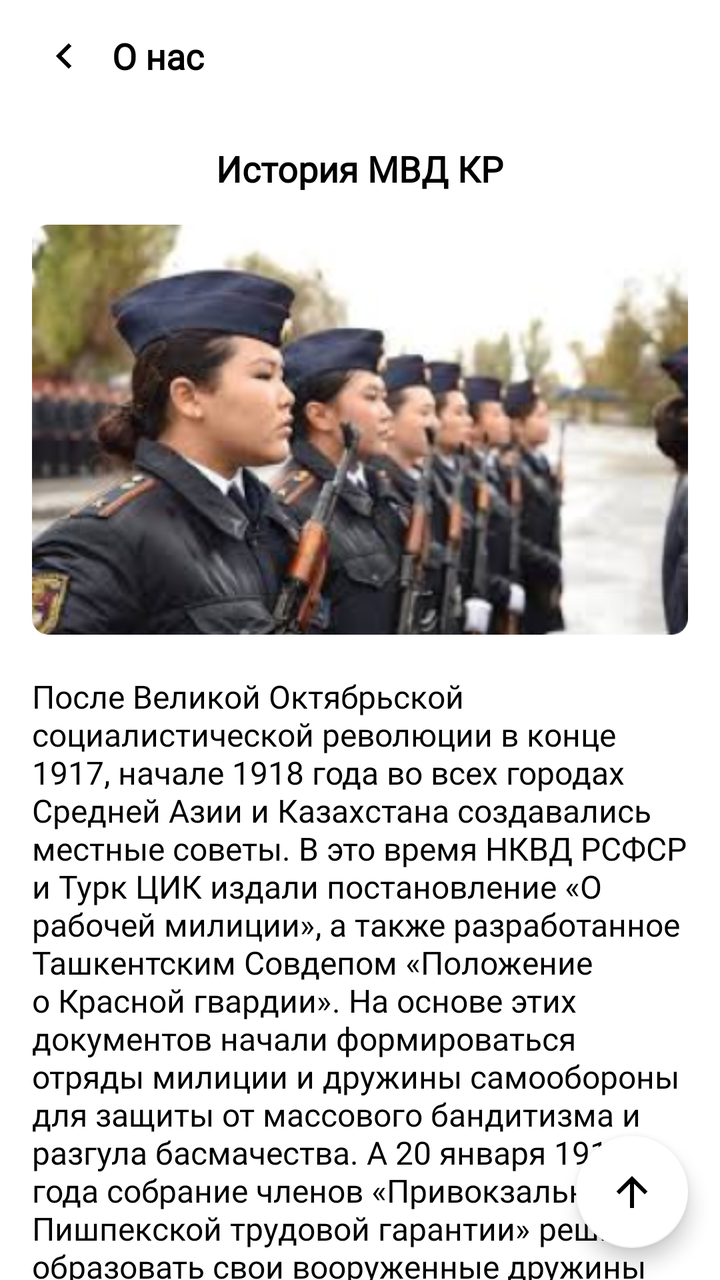
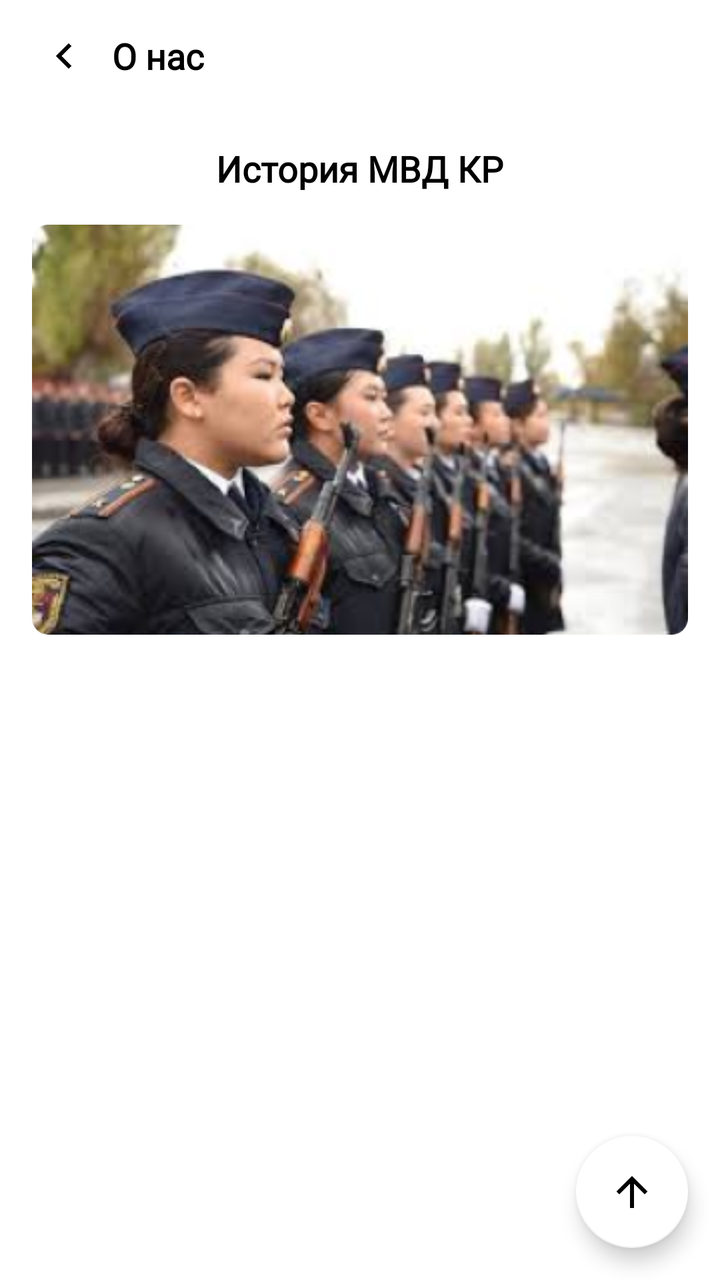

An Android layout rendered at two revisions. The XML below is the earlier revision; the diff shows what the commit changed to produce the second picture.
<!-- AndroidManifest.xml: application theme Theme.GEEKS_PRO_MVD -->
<!-- res/layout/fragment_history_m_v_d_k_r.xml -->
<?xml version="1.0" encoding="utf-8"?>
<androidx.coordinatorlayout.widget.CoordinatorLayout xmlns:android="http://schemas.android.com/apk/res/android"
    xmlns:app="http://schemas.android.com/apk/res-auto"
    xmlns:tools="http://schemas.android.com/tools"
    android:layout_width="match_parent"
    android:layout_height="match_parent"
    tools:context=".presentation.ui.fragments.menu.aboutus.AboutUsFragment">

    <com.google.android.material.appbar.AppBarLayout
        android:layout_width="match_parent"
        android:layout_height="?attr/actionBarSize"
        android:background="@color/white"
        android:orientation="vertical"
        app:elevation="0dp">

        <FrameLayout
            android:id="@+id/fAboutUsToolbar"
            android:layout_width="match_parent"
            android:layout_height="wrap_content"
            android:layout_marginStart="16dp"
            android:layout_marginTop="12dp"
            android:layout_marginEnd="16dp"
            app:layout_scrollFlags="scroll|enterAlways">

            <ImageView
                android:id="@+id/btn_back"
                android:layout_width="32dp"
                android:layout_height="32dp"
                android:background="?attr/selectableItemBackgroundBorderless"
                android:padding="4dp"
                android:src="@drawable/arrow_left"
                tools:ignore="ContentDescription" />

            <TextView
                android:layout_width="wrap_content"
                android:layout_height="wrap_content"
                android:layout_gravity="center_vertical"
                android:layout_marginStart="40dp"
                android:fontFamily="@font/roboto_bold"
                android:text="О нас"
                android:textColor="@color/black"
                android:textSize="18sp"
                android:textStyle="bold" />

        </FrameLayout>

    </com.google.android.material.appbar.AppBarLayout>

    <androidx.core.widget.NestedScrollView
        android:id="@+id/nested_sv"
        android:layout_width="match_parent"
        android:layout_height="match_parent"
        app:layout_behavior="com.google.android.material.appbar.AppBarLayout$ScrollingViewBehavior">

        <LinearLayout
            android:layout_width="match_parent"
            android:layout_height="wrap_content"
            android:orientation="vertical"
            android:paddingBottom="24dp">

            <TextView
                android:layout_width="wrap_content"
                android:layout_height="wrap_content"
                android:layout_gravity="center_horizontal"
                android:layout_marginTop="16dp"
                android:layout_marginBottom="16dp"
                android:fontFamily="@font/roboto"
                android:text="История МВД КР"
                android:textColor="@color/black"
                android:textSize="18sp"
                android:textStyle="bold" />

            <ImageView
                android:layout_width="match_parent"
                android:layout_height="wrap_content"
                android:layout_marginHorizontal="16dp"
                android:background="@drawable/rounded_corners"
                android:clipToOutline="true"
                android:scaleType="centerCrop"
                android:src="@drawable/about_as"
                tools:ignore="ContentDescription,UnusedAttribute" />

            <TextView
                android:id="@+id/tv_info"
                android:layout_width="match_parent"
                android:layout_height="wrap_content"
                android:layout_marginHorizontal="16dp"
                android:layout_marginTop="20dp"
                android:fontFamily="@font/roboto"
                android:text="@string/_1917_1918_20_1918_20_1918_200_1918_11_49_1919_1918_1920_21_27_3_1919_1_3_1_5_21_1919_25_1918_1920_1919_40_191_3_1919"
                android:textColor="@color/black"
                android:textSize="16sp" />

        </LinearLayout>

    </androidx.core.widget.NestedScrollView>

    <com.google.android.material.floatingactionbutton.FloatingActionButton
        android:id="@+id/up_btn"
        android:layout_width="wrap_content"
        android:layout_height="wrap_content"
        android:layout_gravity="bottom|end"
        android:layout_marginEnd="16dp"
        android:layout_marginBottom="16dp"
        android:elevation="6dp"
        android:src="@drawable/arrow_up"
        app:backgroundTint="@color/white"
        app:layout_behavior="com.google.android.material.behavior.HideBottomViewOnScrollBehavior" />

</androidx.coordinatorlayout.widget.CoordinatorLayout>
<!-- resources referenced by this layout -->
<resources>
  <string name="_1917_1918_20_1918_20_1918_200_1918_11_49_1919_1918_1920_21_27_3_1919_1_3_1_5_21_1919_25_1918_1920_1919_40_191_3_1919">После Великой Октябрьской социалистической революции в конце 1917, начале 1918 года во всех городах Средней Азии и Казахстана создавались местные советы. В это время НКВД РСФСР и Турк ЦИК издали постановление «О рабочей милиции», а также разработанное Ташкентским Совдепом «Положение о Красной гвардии». На основе этих документов начали формироваться отряды милиции и дружины самообороны для защиты от массового бандитизма и разгула басмачества. А 20 января 1918 года собрание членов «Привокзальной Пишпекской трудовой гарантии» решило образовать свои вооруженные дружины для охраны, сохранения достояния общины и общественной безопасности граждан. Первая дружина с­­остояла из 20 человек, у каждого из них имелась винтовка. В Пишкекском уезде был сформирован красногвардейский отряд, которым командовал А. Гончаров. Местный Совет начал записывать в Красную гвардию, одновременно выполнявшую милицейские функции. К началу марта 1918 года здесь уже был сформирован отряд численностью 200 сотрудников, который оказал большую помощь в становлении и упрочении Советской власти в южных районах Семиреченской области. В то же время был создан красногвардейский отряд и в Токмаке. А всего на территории Туркестанского края, куда входил Кыргызстан, к середине 1918 года в Красной гвардии и отрядах самообороны насчитывалось 11 тысяч человек – внушительная сила. В первые годы отряды Красной гвардии вели активную борьбу с голодом и разрухой, с басмачами и прочими контрреволюционными силами. Вопросами формирования милиции, Красной гвардии, отрядов самообороны руководили административные отделы Советов народных депутатов. Милиция делилась на городскую и губернскую. Низовым звеном аппарата милиции являлся участок во главе с участковым начальником, в подчинении которого старшие и рядовые милиционеры. В это время шел процесс организационного становления форм и методов работы милиции. Часто менялась структура, обязанности, подчиненность, и эта неразбериха мешала успешной борьбе преступностью. Параллельно в городах с населением свыше 49 тысяч жителей шло формирование аппаратов уголовного розыска, которые на первых порах (до 1919 года) существовали самостоятельно и подчинялись Главному управлению милиции и АдмО местных Советов. Первым начальником Пишпекского уездного Отдела уголовного розыска был Имаш Кабеков. Сформированные к концу 1918 года отделения уголовного розыска в Пишпекском, Токмакском, Пржевальском и Нарынском уездах сначала действовали не только в городах, но и в сельской местности. Они сосредоточили свои усилия на борьбу с бандитизмом, кражами государственного имущества, басмачеством, скотокрадством и контрреволюцией. Штаты уголовного розыска и милиции в целом были малочисленными. Например, в отделе уголовного розыска Ошского уезда в начале 1920 года было всего 21 сотрудник, в Пишпеке – 27 человек. Помощь кадрами и методическими пособиями угрозыску Кыргызстана оказывал центррозыск НКВД РСФСР, осуществлявший общее руководство ОУР на местах. В период иностранной интервенции и гражданской войны советская рабоче-крестьянская милиция являлась исполнительным вооруженным органом Советов рабочих, солдатских и крестьянских депутатов и свою работу подчинила укреплению советского государства и правопорядка. Совместно с органами ВЧК милиция подавляла антисоветские контрреволюционные мятежи, боролась с хищениями государственного имущества, спекуляцией. В ожесточенной борьбе с бандитскими шайками в эти годы погибли сотни сотрудников милиции и уголовного розыска Кыргызстана. Среди них были первые начальники милиции Балтыходжа Султанов, Атажан Сулейманов и Газыбай Козубаев. С укреплением советской власти продолжался и процесс становления милиции. Так 3 апреля 1919 года Совет народных комиссаров РСФСР издал декрет «О советской рабоче-крестьянской милиции», по которому сотрудники милиции не подлежали призыву в Красную армию и считались прикомандированными к управлениям исполкомов Советов. На НКВД возлагалась обязанность держать в действующей армии 1/3 милиционеров и 1/5 командного состава милиции. В милиции вводилась военная дисциплина и обязательное обучение военному делу. Кроме уездно-городской милиции для обеспечения правопорядка в стране были организованы специализированные виды милиции. Так, 21 февраля 1919 года ВЦИК издал постановление «Об организации железнодорожной милиции и железнодорожной охраны», 25 июля 1918 года Совет народных комиссаров принял декрет «Об учреждении речной милиции». в конце 1920 года по решению Совета Труда и Обороны вся железнодорожная и речная милиция перешли в распоряжение командующего внутренними войсками республики. Осенью 1919 года НКВД принял решение организовать промышленную милицию для борьбы с хищениями государственной собственности и активизации борьбы с преступностью. Были осуществлены меры по объединению органов ВЧК и милиции, произошло частичное объединение аппарата уголовного розыска и транспортных ЧК, разрешалось открывать отделения уголовного розыска в городах с населением менее 40 тысяч человек. Угрозыску приходилось проводить предварительное следствие по большинству дел. В те годы впервые в органах милиции создаются научно-технические подразделения. В феврале 191 года коллегия НКВД утвердила смету на образование кабинета судебной экспертизы, регистрационного и дактилоскопического бюро и музея. Созданный при Центророзыске кабинет судебной экспертизы был первым научно-техническим подразделением НКВД, Наркомюста и Наркомздрава. 3 апреля 1919 года Совнарком РСФСР принял декрет «О советской рабоче-крестьянской милиции», который изменил положение о милиции и создал условия для повышения ее боеспособности, укрепления ее кадров. Декретом предусматривался перевод всех видов милиции на государственный счет. Кроме этого, милиционеры и командный состав должны были в качестве армейского резерва оставаться на своих местах, прикомандированные к исполкомам местных Советов.</string>
  <!-- unchanged entries left out for length: 10 -->
</resources>

<!-- the commit's change to res/layout/fragment_history_m_v_d_k_r.xml (unified diff, before → after) -->
@@ -87,7 +87,7 @@
                 android:layout_marginHorizontal="16dp"
                 android:layout_marginTop="20dp"
                 android:fontFamily="@font/roboto"
-                android:text="@string/_1917_1918_20_1918_20_1918_200_1918_11_49_1919_1918_1920_21_27_3_1919_1_3_1_5_21_1919_25_1918_1920_1919_40_191_3_1919"
+                android:text=""
                 android:textColor="@color/black"
                 android:textSize="16sp" />
 
@@ -107,4 +107,30 @@
         app:backgroundTint="@color/white"
         app:layout_behavior="com.google.android.material.behavior.HideBottomViewOnScrollBehavior" />
 
+    <FrameLayout
+        android:id="@+id/fNotifProgressBar"
+        android:layout_width="match_parent"
+        android:layout_height="match_parent"
+        android:layout_marginTop="?attr/actionBarSize"
+        android:visibility="gone">
+
+        <include layout="@layout/progress_bar" />
+
+    </FrameLayout>
+
 </androidx.coordinatorlayout.widget.CoordinatorLayout>
+<!-- res/layout/progress_bar.xml (included above) -->
+<?xml version="1.0" encoding="utf-8"?>
+<FrameLayout xmlns:android="http://schemas.android.com/apk/res/android"
+    android:layout_width="match_parent"
+    android:layout_height="match_parent"
+    android:background="@color/white">
+
+    <ProgressBar
+        android:layout_width="60dp"
+        android:layout_height="60dp"
+        android:layout_gravity="center"
+        android:layout_marginBottom="50dp"
+        android:theme="@style/progressBarBlue" />
+
+</FrameLayout>
<!-- resource entries referenced after the edit -->
@@ -1,6 +1,8 @@
 <!-- resources referenced by this layout -->
 <resources>
-  <string name="_1917_1918_20_1918_20_1918_200_1918_11_49_1919_1918_1920_21_27_3_1919_1_3_1_5_21_1919_25_1918_1920_1919_40_191_3_1919">После Великой Октябрьской социалистической революции в конце 1917, начале 1918 года во всех городах Средней Азии и Казахстана создавались местные советы. В это время НКВД РСФСР и Турк ЦИК издали постановление «О рабочей милиции», а также разработанное Ташкентским Совдепом «Положение о Красной гвардии». На основе этих документов начали формироваться отряды милиции и дружины самообороны для защиты от массового бандитизма и разгула басмачества. А 20 января 1918 года собрание членов «Привокзальной Пишпекской трудовой гарантии» решило образовать свои вооруженные дружины для охраны, сохранения достояния общины и общественной безопасности граждан. Первая дружина с­­остояла из 20 человек, у каждого из них имелась винтовка. В Пишкекском уезде был сформирован красногвардейский отряд, которым командовал А. Гончаров. Местный Совет начал записывать в Красную гвардию, одновременно выполнявшую милицейские функции. К началу марта 1918 года здесь уже был сформирован отряд численностью 200 сотрудников, который оказал большую помощь в становлении и упрочении Советской власти в южных районах Семиреченской области. В то же время был создан красногвардейский отряд и в Токмаке. А всего на территории Туркестанского края, куда входил Кыргызстан, к середине 1918 года в Красной гвардии и отрядах самообороны насчитывалось 11 тысяч человек – внушительная сила. В первые годы отряды Красной гвардии вели активную борьбу с голодом и разрухой, с басмачами и прочими контрреволюционными силами. Вопросами формирования милиции, Красной гвардии, отрядов самообороны руководили административные отделы Советов народных депутатов. Милиция делилась на городскую и губернскую. Низовым звеном аппарата милиции являлся участок во главе с участковым начальником, в подчинении которого старшие и рядовые милиционеры. В это время шел процесс организационного становления форм и методов работы милиции. Часто менялась структура, обязанности, подчиненность, и эта неразбериха мешала успешной борьбе преступностью. Параллельно в городах с населением свыше 49 тысяч жителей шло формирование аппаратов уголовного розыска, которые на первых порах (до 1919 года) существовали самостоятельно и подчинялись Главному управлению милиции и АдмО местных Советов. Первым начальником Пишпекского уездного Отдела уголовного розыска был Имаш Кабеков. Сформированные к концу 1918 года отделения уголовного розыска в Пишпекском, Токмакском, Пржевальском и Нарынском уездах сначала действовали не только в городах, но и в сельской местности. Они сосредоточили свои усилия на борьбу с бандитизмом, кражами государственного имущества, басмачеством, скотокрадством и контрреволюцией. Штаты уголовного розыска и милиции в целом были малочисленными. Например, в отделе уголовного розыска Ошского уезда в начале 1920 года было всего 21 сотрудник, в Пишпеке – 27 человек. Помощь кадрами и методическими пособиями угрозыску Кыргызстана оказывал центррозыск НКВД РСФСР, осуществлявший общее руководство ОУР на местах. В период иностранной интервенции и гражданской войны советская рабоче-крестьянская милиция являлась исполнительным вооруженным органом Советов рабочих, солдатских и крестьянских депутатов и свою работу подчинила укреплению советского государства и правопорядка. Совместно с органами ВЧК милиция подавляла антисоветские контрреволюционные мятежи, боролась с хищениями государственного имущества, спекуляцией. В ожесточенной борьбе с бандитскими шайками в эти годы погибли сотни сотрудников милиции и уголовного розыска Кыргызстана. Среди них были первые начальники милиции Балтыходжа Султанов, Атажан Сулейманов и Газыбай Козубаев. С укреплением советской власти продолжался и процесс становления милиции. Так 3 апреля 1919 года Совет народных комиссаров РСФСР издал декрет «О советской рабоче-крестьянской милиции», по которому сотрудники милиции не подлежали призыву в Красную армию и считались прикомандированными к управлениям исполкомов Советов. На НКВД возлагалась обязанность держать в действующей армии 1/3 милиционеров и 1/5 командного состава милиции. В милиции вводилась военная дисциплина и обязательное обучение военному делу. Кроме уездно-городской милиции для обеспечения правопорядка в стране были организованы специализированные виды милиции. Так, 21 февраля 1919 года ВЦИК издал постановление «Об организации железнодорожной милиции и железнодорожной охраны», 25 июля 1918 года Совет народных комиссаров принял декрет «Об учреждении речной милиции». в конце 1920 года по решению Совета Труда и Обороны вся железнодорожная и речная милиция перешли в распоряжение командующего внутренними войсками республики. Осенью 1919 года НКВД принял решение организовать промышленную милицию для борьбы с хищениями государственной собственности и активизации борьбы с преступностью. Были осуществлены меры по объединению органов ВЧК и милиции, произошло частичное объединение аппарата уголовного розыска и транспортных ЧК, разрешалось открывать отделения уголовного розыска в городах с населением менее 40 тысяч человек. Угрозыску приходилось проводить предварительное следствие по большинству дел. В те годы впервые в органах милиции создаются научно-технические подразделения. В феврале 191 года коллегия НКВД утвердила смету на образование кабинета судебной экспертизы, регистрационного и дактилоскопического бюро и музея. Созданный при Центророзыске кабинет судебной экспертизы был первым научно-техническим подразделением НКВД, Наркомюста и Наркомздрава. 3 апреля 1919 года Совнарком РСФСР принял декрет «О советской рабоче-крестьянской милиции», который изменил положение о милиции и создал условия для повышения ее боеспособности, укрепления ее кадров. Декретом предусматривался перевод всех видов милиции на государственный счет. Кроме этого, милиционеры и командный состав должны были в качестве армейского резерва оставаться на своих местах, прикомандированные к исполкомам местных Советов.</string>
+  <style name="progressBarBlue" parent="@style/Theme.AppCompat">
+          <item name="colorAccent">@color/dark_blue</item>
+      </style>
   <!-- unchanged entries left out for length: 10 -->
 </resources>
 
